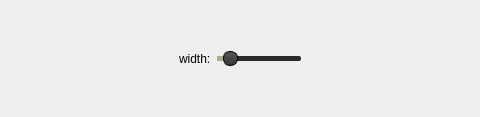
Qt form lineprops.ui (MaxMalts/Online_Board) before a commit; both pictures show x 257 to 737 and y 0 to 117 of the 994 by 117 pixel window.
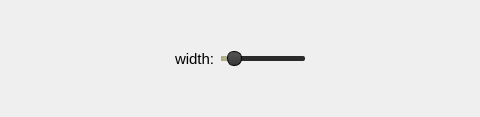
The same form after that commit.

Commit message: Made font size fixed in tools properties labels and made ui colors brighter

```diff
--- a/lineprops.ui
+++ b/lineprops.ui
@@ -42,7 +42,9 @@
       </sizepolicy>
      </property>
      <property name="styleSheet">
-      <string notr="true"/>
+      <string notr="true">QLabel {
+	font-size: 11pt;
+}</string>
      </property>
      <property name="text">
       <string>width:</string>
```
The commit also changes 4 other files.
